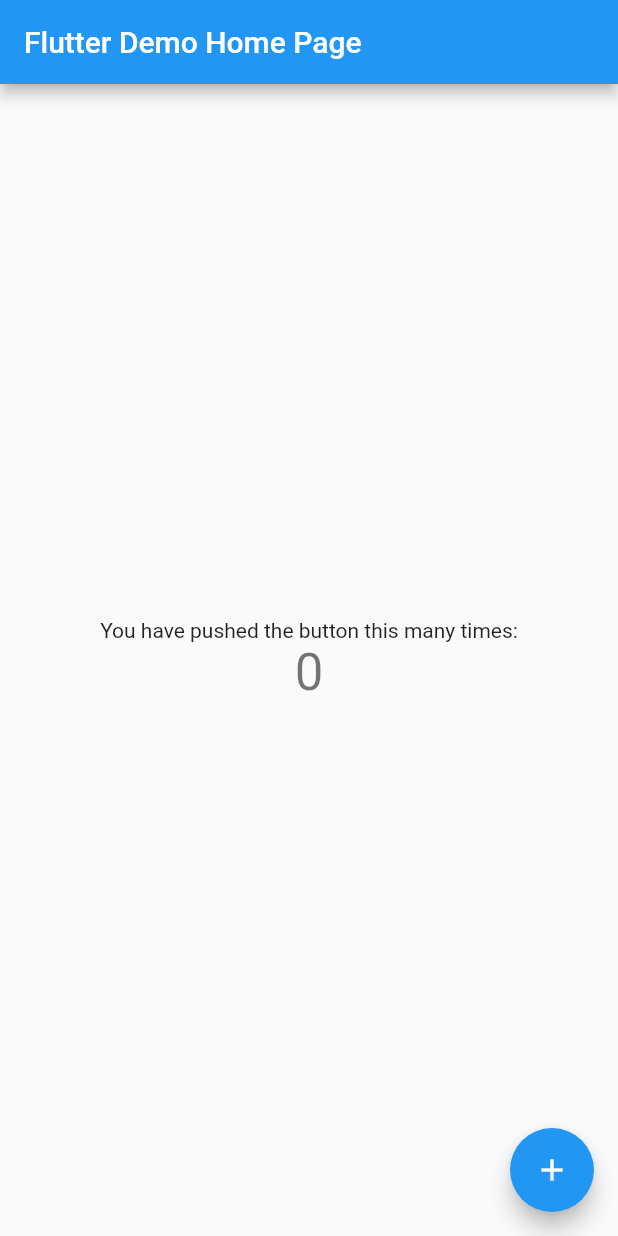
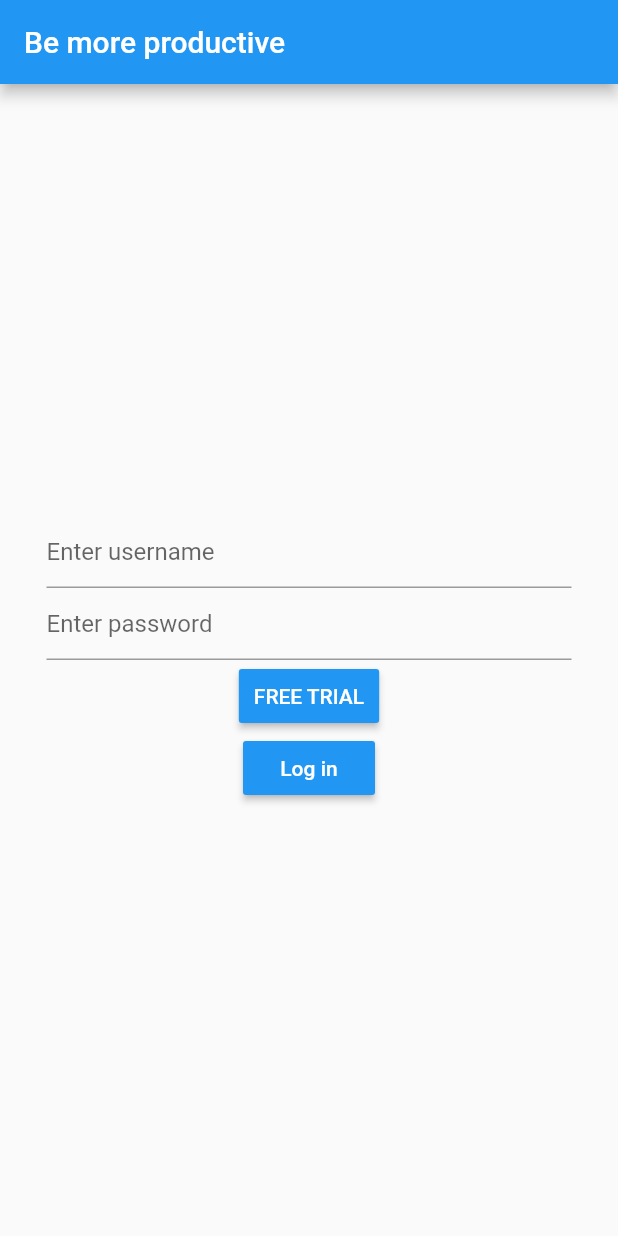
Before and after one commit to AlexandraDamaschin/BeProductive, a Flutter app: the screen it shows after launch, on a phone screen of 412 x 824 dp. Run offline on Flutter 3.47's test engine with Material 2 defaults, Android fonts, the phone set to English and light mode, and no system bars.

Commit message:
Build login screen

```diff
--- a/lib/main.dart
+++ b/lib/main.dart
@@ -7,36 +7,17 @@ class MyApp extends StatelessWidget {
   @override
   Widget build(BuildContext context) {
     return MaterialApp(
-      title: 'Flutter Demo',
+      title: 'Be Productive',
       theme: ThemeData(
-        // This is the theme of your application.
-        //
-        // Try running your application with "flutter run". You'll see the
-        // application has a blue toolbar. Then, without quitting the app, try
-        // changing the primarySwatch below to Colors.green and then invoke
-        // "hot reload" (press "r" in the console where you ran "flutter run",
-        // or simply save your changes to "hot reload" in a Flutter IDE).
-        // Notice that the counter didn't reset back to zero; the application
-        // is not restarted.
         primarySwatch: Colors.blue,
       ),
-      home: MyHomePage(title: 'Flutter Demo Home Page'),
+      home: MyHomePage(title: 'Be more productive'),
     );
   }
 }
 
 class MyHomePage extends StatefulWidget {
   MyHomePage({Key key, this.title}) : super(key: key);
-
-  // This widget is the home page of your application. It is stateful, meaning
-  // that it has a State object (defined below) that contains fields that affect
-  // how it looks.
-
-  // This class is the configuration for the state. It holds the values (in this
-  // case the title) provided by the parent (in this case the App widget) and
-  // used by the build method of the State. Fields in a Widget subclass are
-  // always marked "final".
-
   final String title;
 
   @override
@@ -59,53 +40,40 @@ class _MyHomePageState extends State<MyHomePage> {
 
   @override
   Widget build(BuildContext context) {
-    // This method is rerun every time setState is called, for instance as done
-    // by the _incrementCounter method above.
-    //
-    // The Flutter framework has been optimized to make rerunning build methods
-    // fast, so that you can just rebuild anything that needs updating rather
-    // than having to individually change instances of widgets.
     return Scaffold(
       appBar: AppBar(
-        // Here we take the value from the MyHomePage object that was created by
-        // the App.build method, and use it to set our appbar title.
         title: Text(widget.title),
       ),
       body: Center(
-        // Center is a layout widget. It takes a single child and positions it
-        // in the middle of the parent.
-        child: Column(
-          // Column is also a layout widget. It takes a list of children and
-          // arranges them vertically. By default, it sizes itself to fit its
-          // children horizontally, and tries to be as tall as its parent.
-          //
-          // Invoke "debug painting" (press "p" in the console, choose the
-          // "Toggle Debug Paint" action from the Flutter Inspector in Android
-          // Studio, or the "Toggle Debug Paint" command in Visual Studio Code)
-          // to see the wireframe for each widget.
-          //
-          // Column has various properties to control how it sizes itself and
-          // how it positions its children. Here we use mainAxisAlignment to
-          // center the children vertically; the main axis here is the vertical
-          // axis because Columns are vertical (the cross axis would be
-          // horizontal).
-          mainAxisAlignment: MainAxisAlignment.center,
-          children: <Widget>[
-            Text(
-              'You have pushed the button this many times:',
-            ),
-            Text(
-              '$_counter',
-              style: Theme.of(context).textTheme.display1,
-            ),
-          ],
-        ),
-      ),
-      floatingActionButton: FloatingActionButton(
-        onPressed: _incrementCounter,
-        tooltip: 'Increment',
-        child: Icon(Icons.add),
-      ), // This trailing comma makes auto-formatting nicer for build methods.
+          child: Column(
+        mainAxisAlignment: MainAxisAlignment.center,
+        children: <Widget>[
+          Container(
+            width: 350,
+            child: TextField(
+                decoration: new InputDecoration(hintText: "Enter username")),
+          ),
+          Container(
+              width: 350,
+              child: TextField(
+                decoration: InputDecoration(hintText: 'Enter password'),
+              )),
+          RaisedButton(
+              child: Text("FREE TRIAL"),
+              onPressed: navigateToNextPage,
+              color: Colors.blue,
+              textColor: Colors.white,
+              padding: EdgeInsets.fromLTRB(10, 10, 10, 10)),
+          RaisedButton(
+              child: Text("Log in"),
+              onPressed: navigateToNextPage,
+              color: Colors.blue,
+              textColor: Colors.white,
+              padding: EdgeInsets.fromLTRB(10, 10, 10, 10))
+        ],
+      )),
     );
   }
+
+  navigateToNextPage() {}
 }
```
